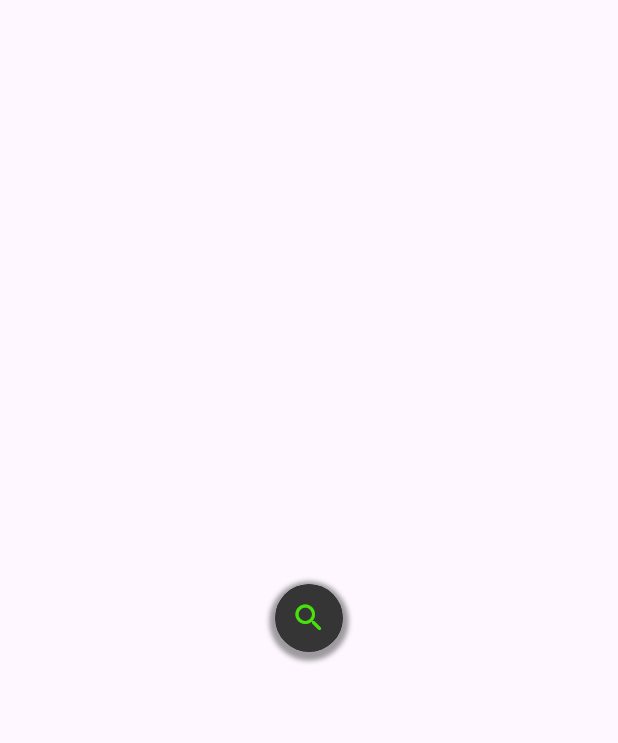
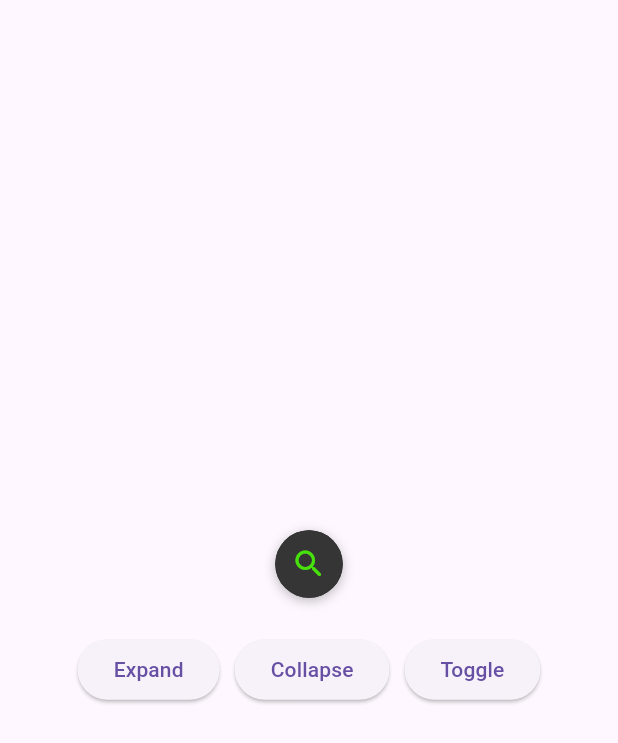
Before and after one commit to fandiidnaf/expandable_search_bar_plus, a Flutter app: the screen it shows after launch, on a phone screen of 412 x 824 dp. Shown: the top 743 px of the screen. Run offline on Flutter 3.47's test engine with Material 3 defaults, Android fonts, the phone set to English and light mode, and no system bars.

Commit message:
feat: release version 1.0.0

````diff
--- a/example/lib/main.dart
+++ b/example/lib/main.dart
@@ -17,31 +17,34 @@ class MyApp extends StatelessWidget {
       },
       child: MaterialApp(
         debugShowCheckedModeBanner: false,
-        home: ExampleSearchBar(),
+        home: SearchExamplePage(),
       ),
     );
   }
 }
 
-class ExampleSearchBar extends StatefulWidget {
-  const ExampleSearchBar({super.key});
+class SearchExamplePage extends StatefulWidget {
+  const SearchExamplePage({super.key});
 
   @override
-  State<ExampleSearchBar> createState() => _ExampleSearchBarState();
+  State<SearchExamplePage> createState() => _SearchExamplePageState();
 }
 
-class _ExampleSearchBarState extends State<ExampleSearchBar> {
-  late final TextEditingController searchController;
+class _SearchExamplePageState extends State<SearchExamplePage> {
+  late final TextEditingController textController;
+  late final ExpandableSearchBarPlusController barController;
 
   @override
   void initState() {
     super.initState();
-    searchController = TextEditingController();
+    textController = TextEditingController();
+    barController = ExpandableSearchBarPlusController();
   }
 
   @override
   void dispose() {
-    searchController.dispose();
+    textController.dispose();
+    barController.dispose();
     super.dispose();
   }
 
@@ -49,11 +52,38 @@ class _ExampleSearchBarState extends State<ExampleSearchBar> {
   Widget build(BuildContext context) {
     return Scaffold(
       body: Center(
-        child: ExpandableSearchBarPlus(
-          onTap: () => print("search : ${searchController.text}"),
-          hintText: "Search something",
-          controller: searchController,
-         supportMouse: true,
+        child: Column(
+          mainAxisSize: MainAxisSize.min,
+          children: [
+            ExpandableSearchBarPlus(
+              controller: textController,
+              barController: barController,
+              hintText: "Search here...",
+              onChanged: print,
+              onTap: (expanded) =>
+                  debugPrint(expanded ? "Expanded" : "Collapsed"),
+              supportMouse: true,
+            ),
+            const SizedBox(height: 24),
+            Row(
+              mainAxisAlignment: MainAxisAlignment.center,
+              spacing: 10,
+              children: [
+                ElevatedButton(
+                  onPressed: barController.expand,
+                  child: const Text("Expand"),
+                ),
+                ElevatedButton(
+                  onPressed: barController.collapse,
+                  child: const Text("Collapse"),
+                ),
+                ElevatedButton(
+                  onPressed: barController.toggle,
+                  child: const Text("Toggle"),
+                ),
+              ],
+            ),
+          ],
         ),
       ),
     );
--- a/lib/expandable_search_bar_plus.dart
+++ b/lib/expandable_search_bar_plus.dart
@@ -1 +1,2 @@
 export 'src/expandable_search_bar_plus.dart';
+export 'src/expandable_search_bar_plus_controller.dart';
--- a/lib/src/expandable_search_bar_plus.dart
+++ b/lib/src/expandable_search_bar_plus.dart
@@ -1,17 +1,25 @@
+import 'package:flutter/material.dart';
+import 'expandable_search_bar_plus_controller.dart';
+import 'round_search_icon.dart';
 
-import 'package:flutter/material.dart';
-import './round_search_icon.dart';
-
+/// A modern and customizable expandable search bar widget.
+///
+/// This widget animates smoothly between a circular icon and an expanded
+/// text input field. It’s designed to be **mobile-friendly**, and works
+/// on **web and desktop** if `supportMouse` is enabled.
 class ExpandableSearchBarPlus extends StatefulWidget {
   const ExpandableSearchBarPlus({
     super.key,
-    required this.onTap,
-    required this.hintText,
+    this.hintText,
     required this.controller,
-    this.width = 200,
+    this.barController,
+    this.onTap,
+    this.onChanged,
+    this.width = 240,
     this.iconSize = 45,
-    this.gutter = 20,
-    this.animationDuration = const Duration(milliseconds: 500),
+    this.gutter = 16,
+    this.radius = 30,
+    this.animationDuration = const Duration(milliseconds: 400),
     this.animationCurve = Curves.fastOutSlowIn,
     this.textFieldAnimationDuration = const Duration(milliseconds: 200),
     this.textFieldAnimationCurve = Curves.easeInOut,
@@ -19,228 +27,205 @@ class ExpandableSearchBarPlus extends StatefulWidget {
     this.iconColor = const Color(0xff47E10C),
     this.iconBackgroundColor = const Color(0xff353535),
     this.boxShadow = const [
-      BoxShadow(
-        color: Colors.black38,
-        spreadRadius: 4,
-        blurRadius: 2,
-        offset: Offset(0, 2),
-      ),
+      BoxShadow(color: Colors.black26, blurRadius: 6, offset: Offset(0, 2)),
     ],
     this.backgroundColor = const Color(0xff101010),
+    this.textStyle = const TextStyle(color: Colors.white, fontSize: 16),
+    this.hintStyle = const TextStyle(color: Colors.grey, fontSize: 16),
     this.supportMouse = false,
+    this.icon = const Icon(Icons.search_rounded),
   });
 
-  /// Search icon onTap function
-  final void Function()? onTap;
+  /// Called when the search icon is tapped.
+  /// Returns `true` if expanded, otherwise `false`.
+  final void Function(bool isExpanded)? onTap;
 
-  /// Animated bar width.
-  final double? width;
+  /// Called whenever the user changes the text inside the TextField.
+  final ValueChanged<String>? onChanged;
 
-  /// Suffix icon width.
-  ///
-  /// Note: this icon is a sizedBox widget.
-  final double? iconSize;
-
-  /// Some extra space for expanded bar.
-  final double? gutter;
-
-  /// Hint text for textField inside expandable bar.
+  /// Hint text inside the TextField.
   final String? hintText;
 
-  /// Animation duration for expandable bar.
+  /// The controller for the TextField.
+  final TextEditingController controller;
+
+  /// The controller for the SearchBar
   ///
-  /// default is 500 milliseconds
+  /// use this if you want to programmatically control the search bar state
+  final ExpandableSearchBarPlusController? barController;
+
+  /// Width of the expanded search bar.
+  final double width;
+
+  /// Diameter of the search icon container.
+  final double iconSize;
+
+  /// Extra space between the icon and the end of the text field.
+  final double gutter;
+
+  /// Corner radius for the entire bar.
+  final double radius;
+
+  /// Duration for the main expansion animation.
   final Duration animationDuration;
 
-  /// Animation curve for expandable bar.
-  ///
-  /// Default is Curves.fastOutSlowIn
-  ///
-  /// Note: Other curves may be glitchy.
-  final Cubic animationCurve;
+  /// Curve for the expansion animation.
+  final Curve animationCurve;
 
-  /// Animation duration for textField.
-  ///
-  /// Default is 200 milliseconds
+  /// Duration for text field width animation.
   final Duration textFieldAnimationDuration;
 
-  /// Animation curve for textField.
-  ///
-  /// Default is Curves.easeInOut
-  final Cubic textFieldAnimationCurve;
+  /// Curve for text field width animation.
+  final Curve textFieldAnimationCurve;
 
-  /// Controller for textfield
-  final TextEditingController? controller;
-
-  /// Shadow for icon button.
+  /// Custom box shadow for the search icon.
   final List<BoxShadow>? iconBoxShadow;
 
-  /// Button Icon color.
-  /// If not set default will be:
-  /// ```dart
-  /// const Color(0xff47E10C)
-  /// ```
+  /// Color of the search icon.
   final Color iconColor;
 
-  /// Button Icon color.
-  /// If not set default will be:
-  /// ```dart
-  ///const Color(0xff353535)
-  /// ```
+  /// Background color of the circular search icon.
   final Color iconBackgroundColor;
 
-  /// Shadow for animated bar.
-  /// If not set default will be :
-  /// ```dart
-  /// [
-  ///   BoxShadow(
-  ///     color: Colors.black38,
-  ///     spreadRadius: 4,
-  ///     blurRadius: 2,
-  ///     offset: Offset(0, 2),
-  ///   ),
-  /// ]
-  /// ```
+  /// Background color for the expanded bar.
+  final Color backgroundColor;
+
+  /// Box shadow of the expanded bar.
   final List<BoxShadow>? boxShadow;
 
-  /// Background color for animated bar.
-  /// If not set default will be:
-  /// ```dart
-  /// const Color(0xff101010)
-  /// ```
-  final Color backgroundColor;
+  /// Text style for the input.
+  final TextStyle textStyle;
 
+  /// Hint text style.
+  final TextStyle hintStyle;
+
+  /// Whether to support hover expand/collapse for web/desktop.
   final bool supportMouse;
 
-
+  /// The icon widget displayed inside the circle (can be replaced).
+  final Widget icon;
 
   @override
-  State<ExpandableSearchBarPlus> createState() => _ExpandableSearchBarPlusState();
+  State<ExpandableSearchBarPlus> createState() =>
+      _ExpandableSearchBarPlusState();
 }
 
 class _ExpandableSearchBarPlusState extends State<ExpandableSearchBarPlus> {
-  bool isSearchbarHidden = true;
-  late final FocusNode focusNode;
+  bool _isExpanded = false;
+  late final FocusNode _focusNode;
+  ExpandableSearchBarPlusController? _controller;
 
   @override
   void initState() {
     super.initState();
-    focusNode = FocusNode();
-    focusNode.addListener(focusNodeListener);
+    _focusNode = FocusNode()..addListener(_handleFocusChange);
+
+    // initialize internal or external controller
+    _controller = widget.barController ?? ExpandableSearchBarPlusController();
+
+    // listen to external changes
+    _controller!.addListener(() {
+      if (mounted) {
+        setState(() {
+          _isExpanded = _controller!.isExpanded;
+          if (_isExpanded) {
+            _focusNode.requestFocus();
+          } else {
+            _focusNode.unfocus();
+          }
+        });
+      }
+    });
   }
 
-  void focusNodeListener() {
-    if (!focusNode.hasFocus && (widget.controller?.text.isEmpty ?? false)) {
-      setState(() {
-        isSearchbarHidden = true;
-      });
+  void _handleFocusChange() {
+    if (!_focusNode.hasFocus && widget.controller.text.isEmpty) {
+      _updateExpanded(false);
+    }
+  }
+
+  void _updateExpanded(bool value) {
+    if (_isExpanded != value) {
+      setState(() => _isExpanded = value);
+      _controller?.updateInternalState(value);
+      widget.onTap?.call(value);
     }
   }
 
   @override
   void dispose() {
-    focusNode.removeListener(focusNodeListener);
-    focusNode.dispose();
+    _focusNode.removeListener(_handleFocusChange);
+    _focusNode.dispose();
     super.dispose();
   }
 
-  @override
-  Widget build(BuildContext context) {
-  return MouseRegion(
-    onEnter: widget.supportMouse ? (_) {
-      setState(() {
-        isSearchbarHidden = false;
-        focusNode.requestFocus();
-      });
-    } : null,
-    onExit: widget.supportMouse ? (_) {
-      if (widget.controller?.text.isEmpty ?? false) {
-        setState(() {
-          isSearchbarHidden = true;
-          focusNode.unfocus();
-        });
-      }
-    } : null,
-    child: GestureDetector(
-          onTap: () {
-            setState(() {
-              isSearchbarHidden = !isSearchbarHidden;
-              if (isSearchbarHidden) {
-                focusNode.unfocus();
-              } else {
-                focusNode.requestFocus();
-
-              }
-            });
-            widget.onTap?.call();
-          },
-          child: _SearchBar(isSearchbarHidden: isSearchbarHidden, widget: widget, focusNode: focusNode,),
-        ),
-  );
-  }
-}
-
-class _SearchBar extends StatelessWidget {
-  const _SearchBar({
-    required this.isSearchbarHidden,
-    required this.widget,
-    required this.focusNode,
-  });
-
-  final bool isSearchbarHidden;
-  final ExpandableSearchBarPlus widget;
-  final FocusNode focusNode;
+  void _toggle() => _updateExpanded(!_isExpanded);
 
   @override
   Widget build(BuildContext context) {
-    return AnimatedContainer(
-      width: isSearchbarHidden
-          ? widget.iconSize
-          : widget.width! + (widget.gutter as double),
+    final double barWidth = _isExpanded
+        ? widget.width + widget.gutter
+        : widget.iconSize;
+
+    final double textFieldWidth = _isExpanded
+        ? widget.width - widget.iconSize * 0.8
+        : 0.0;
+
+    final Widget content = AnimatedContainer(
+      width: barWidth,
       duration: widget.animationDuration,
       curve: widget.animationCurve,
-      padding: isSearchbarHidden
-          ? const EdgeInsets.all(0)
-          : const EdgeInsets.only(left: 14),
+      padding: _isExpanded ? const EdgeInsets.only(left: 16) : EdgeInsets.zero,
       decoration: BoxDecoration(
         color: widget.backgroundColor,
-        borderRadius: const BorderRadius.all(Radius.circular(30)),
+        borderRadius: BorderRadius.circular(widget.radius),
         boxShadow: widget.boxShadow,
       ),
       child: Stack(
         children: [
           AnimatedContainer(
-            width: isSearchbarHidden
-                ? 0.0
-                : widget.width! - (widget.iconSize as double),
-            height: widget.iconSize,
             duration: widget.textFieldAnimationDuration,
             curve: widget.textFieldAnimationCurve,
+            width: textFieldWidth,
+            height: widget.iconSize,
             child: TextField(
               controller: widget.controller,
+              focusNode: _focusNode,
+              onChanged: widget.onChanged,
+              style: widget.textStyle,
               decoration: InputDecoration(
                 hintText: widget.hintText,
+                hintStyle: widget.hintStyle,
                 border: InputBorder.none,
-
               ),
-              style: TextStyle(color: Colors.white),
-              focusNode: focusNode,
             ),
           ),
           Positioned(
             right: 0,
             child: InkWell(
-                borderRadius: const BorderRadius.all(Radius.circular(30)),
+              onTap: _toggle,
+              borderRadius: BorderRadius.circular(widget.radius),
               child: RoundSearchIcon(
                 width: widget.iconSize,
                 backgroundColor: widget.iconBackgroundColor,
                 iconColor: widget.iconColor,
                 boxShadow: widget.iconBoxShadow,
+                icon: widget.icon,
               ),
             ),
           ),
         ],
       ),
     );
+
+    if (!widget.supportMouse) return content;
+
+    return MouseRegion(
+      onEnter: (_) => _updateExpanded(true),
+      onExit: (_) {
+        if (widget.controller.text.isEmpty) _updateExpanded(false);
+      },
+      child: content,
+    );
   }
 }
--- /dev/null
+++ b/lib/src/expandable_search_bar_plus_controller.dart
@@ -0,0 +1,51 @@
+import 'package:flutter/material.dart';
+
+/// Controller for [ExpandableSearchBarPlus].
+///
+/// Allows you to expand, collapse, or toggle the search bar manually.
+///
+/// Example:
+/// ```dart
+/// final controller = ExpandableSearchBarPlusController();
+///
+/// controller.expand(); // Open
+/// controller.collapse(); // Close
+/// controller.toggle(); // Toggle
+/// bool open = controller.isExpanded; // Get current state
+/// ```
+class ExpandableSearchBarPlusController extends ChangeNotifier {
+  bool _isExpanded = false;
+
+  /// Returns whether the search bar is currently expanded.
+  bool get isExpanded => _isExpanded;
+
+  /// Expands the search bar if not already expanded.
+  void expand() {
+    if (!_isExpanded) {
+      _isExpanded = true;
+      notifyListeners();
+    }
+  }
+
+  /// Collapses the search bar if expanded.
+  void collapse() {
+    if (_isExpanded) {
+      _isExpanded = false;
+      notifyListeners();
+    }
+  }
+
+  /// Toggles between expanded and collapsed states.
+  void toggle() {
+    _isExpanded = !_isExpanded;
+    notifyListeners();
+  }
+
+  /// Updates the current state (used internally by the widget).
+  void updateInternalState(bool value) {
+    if (_isExpanded != value) {
+      _isExpanded = value;
+      notifyListeners();
+    }
+  }
+}
--- a/lib/src/round_search_icon.dart
+++ b/lib/src/round_search_icon.dart
@@ -1,5 +1,8 @@
 import 'package:flutter/material.dart';
 
+/// A rounded icon button used internally by [ExpandableSearchBarPlus].
+///
+/// You can also use it standalone if you want the same look and feel.
 class RoundSearchIcon extends StatelessWidget {
   const RoundSearchIcon({
     super.key,
@@ -7,27 +10,29 @@ class RoundSearchIcon extends StatelessWidget {
     this.boxShadow,
     this.iconColor = const Color(0xff47E10C),
     this.backgroundColor = const Color(0xff353535),
+    this.icon = const Icon(Icons.search_rounded, size: 22),
   });
-  final double? width;
+
+  final double width;
   final List<BoxShadow>? boxShadow;
   final Color iconColor;
   final Color backgroundColor;
+  final Widget icon;
+
   @override
   Widget build(BuildContext context) {
-    return ClipRRect(
-      borderRadius: const BorderRadius.all(Radius.circular(30)),
-      child: Container(
-        padding: const EdgeInsets.all(8),
+    return Container(
       width: width,
       height: width,
       decoration: BoxDecoration(
         color: backgroundColor,
+        shape: BoxShape.circle,
         boxShadow: boxShadow,
       ),
-        child: Icon(
-          Icons.search_rounded,
-          color: iconColor,
-        ),
+      alignment: Alignment.center,
+      child: IconTheme(
+        data: IconThemeData(color: iconColor),
+        child: icon,
       ),
     );
   }
````
Also changed, not shown: pubspec.yaml (+15 -39 lines), 4 other files. Lines whose indentation alone changed are shown as unchanged.
